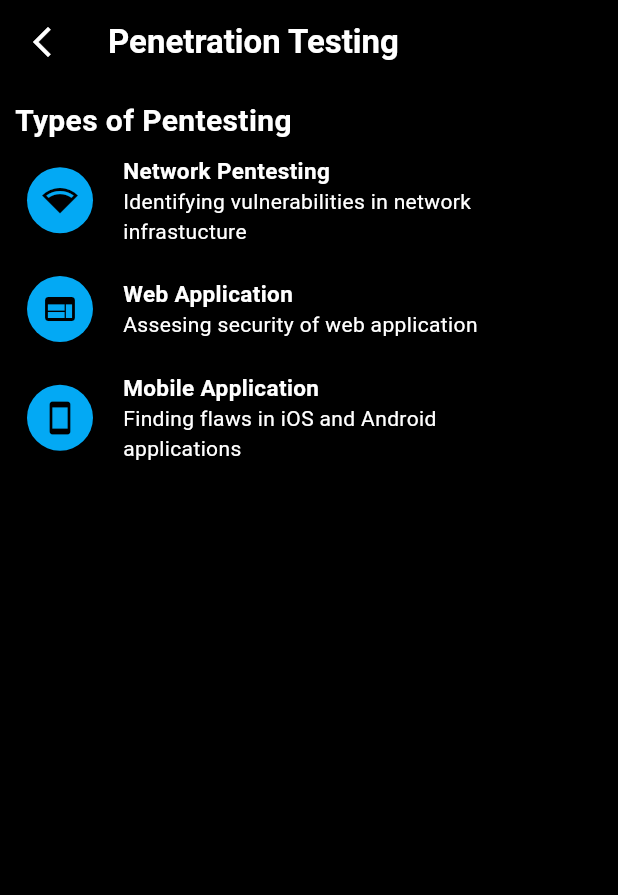
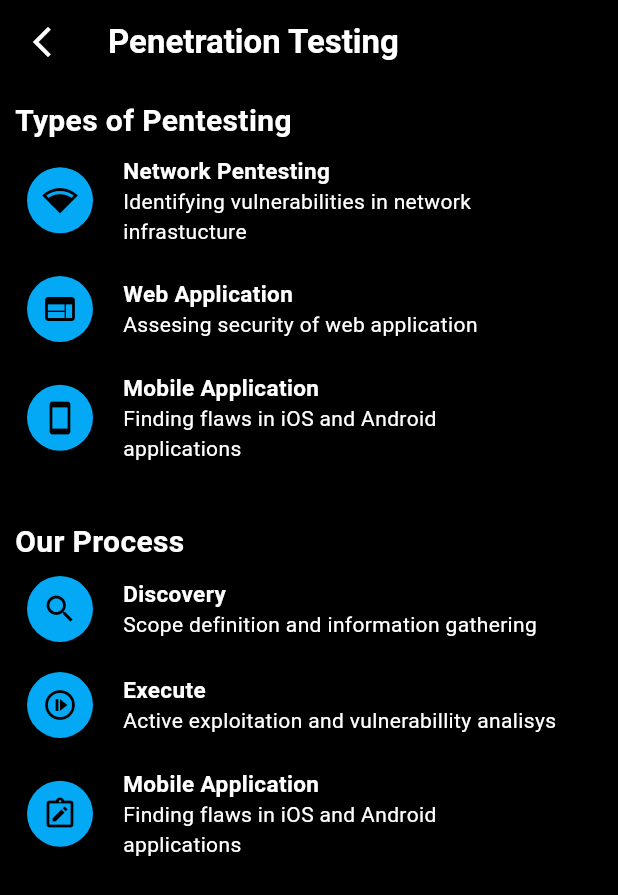
Before and after one commit to HadiOnZero/securedev, a Flutter app: the Penetrationtestingdetails screen opened directly, on a phone screen of 412 x 824 dp. Shown: the top 895 px of the screen. Run offline on Flutter 3.47's test engine with Material 3 defaults, Android fonts, the phone set to English and light mode, and no system bars; our stand-ins replace shared_preferences; accounts and stored records are empty.

Commit message:
PenetrationTestingDetails

```diff
--- a/lib/pages/penetrationtestingdetails.dart
+++ b/lib/pages/penetrationtestingdetails.dart
@@ -24,7 +24,8 @@ class _PenetrationtestingdetailsState extends State<Penetrationtestingdetails> {
           style: TextStyle(color: Colors.white, fontWeight: FontWeight.bold),
         ),
       ),
-      body: Padding(
+      body: SingleChildScrollView(
+        child: Padding(
           padding: const EdgeInsets.all(10.0),
           child: Column(
             crossAxisAlignment: CrossAxisAlignment.start,
@@ -139,7 +140,123 @@ class _PenetrationtestingdetailsState extends State<Penetrationtestingdetails> {
                   ],
                 ),
               ),
+              SizedBox(height: 30),
+              Text(
+                'Our Process',
+                style: TextStyle(
+                  color: Colors.white,
+                  fontWeight: FontWeight.bold,
+                  fontSize: 20,
+                ),
+              ),
+              Padding(
+                padding: const EdgeInsets.all(8.0),
+                child: Column(
+                  crossAxisAlignment: CrossAxisAlignment.start,
+                  children: [
+                    Row(
+                      children: [
+                        Container(
+                          padding: EdgeInsets.all(10),
+                          decoration: BoxDecoration(
+                            color: Colors.lightBlue,
+                            borderRadius: BorderRadius.circular(100),
+                          ),
+                          child: Icon(Icons.search, color: Colors.black),
+                        ),
+                        SizedBox(width: 20),
+                        Column(
+                          crossAxisAlignment: CrossAxisAlignment.start,
+                          children: [
+                            Text(
+                              'Discovery',
+                              style: TextStyle(
+                                color: Colors.white,
+                                fontWeight: FontWeight.bold,
+                                fontSize: 15,
+                              ),
+                            ),
+                            Text(
+                              'Scope definition and information gathering',
+                              style: TextStyle(color: Colors.white),
+                            ),
                           ],
+                        ),
+                      ],
+                    ),
+                    SizedBox(height: 20),
+                    Row(
+                      children: [
+                        Container(
+                          padding: EdgeInsets.all(10),
+                          decoration: BoxDecoration(
+                            color: Colors.lightBlue,
+                            borderRadius: BorderRadius.circular(100),
+                          ),
+                          child: Icon(
+                            Icons.not_started_outlined,
+                            color: Colors.black,
+                          ),
+                        ),
+                        SizedBox(width: 20),
+                        Column(
+                          crossAxisAlignment: CrossAxisAlignment.start,
+                          children: [
+                            Text(
+                              'Execute',
+                              style: TextStyle(
+                                color: Colors.white,
+                                fontWeight: FontWeight.bold,
+                                fontSize: 15,
+                              ),
+                            ),
+                            Text(
+                              'Active exploitation and vulnerabillity analisys',
+                              style: TextStyle(color: Colors.white),
+                            ),
+                          ],
+                        ),
+                      ],
+                    ),
+                    SizedBox(height: 20),
+                    Row(
+                      children: [
+                        Container(
+                          padding: EdgeInsets.all(10),
+                          decoration: BoxDecoration(
+                            color: Colors.lightBlue,
+                            borderRadius: BorderRadius.circular(100),
+                          ),
+                          child: Icon(
+                            Icons.note_alt_outlined,
+                            color: Colors.black,
+                          ),
+                        ),
+                        SizedBox(width: 20),
+                        Column(
+                          crossAxisAlignment: CrossAxisAlignment.start,
+                          children: [
+                            Text(
+                              'Mobile Application',
+                              style: TextStyle(
+                                color: Colors.white,
+                                fontWeight: FontWeight.bold,
+                                fontSize: 15,
+                              ),
+                            ),
+                            Text(
+                              'Finding flaws in iOS and Android\napplications',
+                              style: TextStyle(color: Colors.white),
+                            ),
+                          ],
+                        ),
+                      ],
+                    ),
+                  ],
+                ),
+              ),
+            ],
+          ),
         ),
       ),
     );
```
Lines whose indentation alone changed are shown as unchanged.
